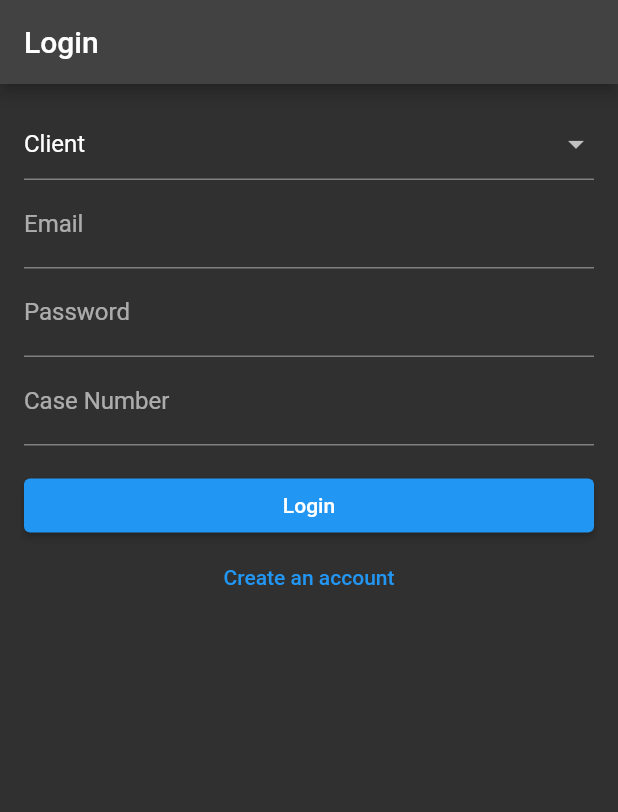
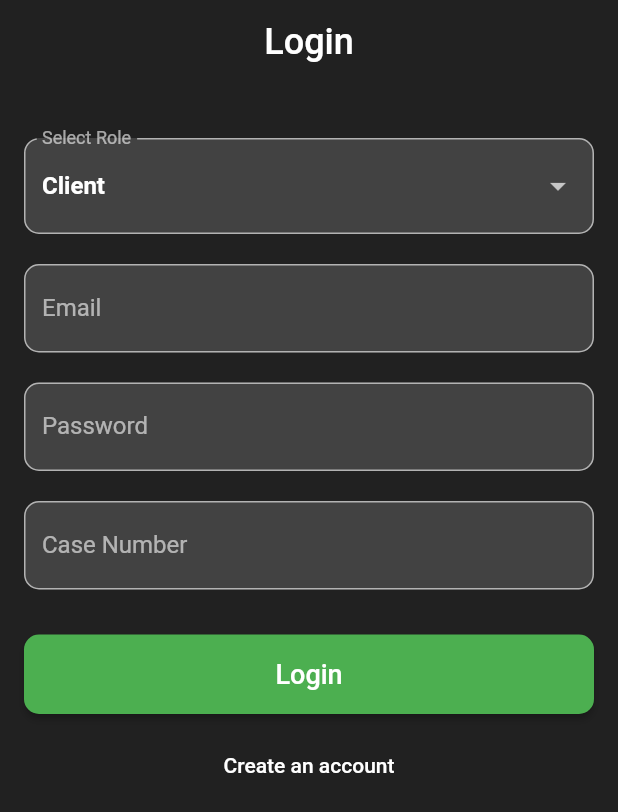
Before and after one commit to drowsy-coder/Nyaya-Sahaya, a Flutter app: the screen it shows after launch, on a phone screen of 412 x 824 dp. Shown: the top 812 px of the screen. Run offline on Flutter 3.47's test engine with Material 2 defaults, Android fonts, the phone set to English and light mode, and no system bars; our stand-ins replace cloud_firestore, firebase_auth, firebase_core, shared_preferences; accounts and stored records are empty.

Commit message:
new screen

```diff
--- a/lib/screens/login/login_page.dart
+++ b/lib/screens/login/login_page.dart
@@ -210,16 +210,26 @@ class _LoginPageState extends State<LoginPage> {
   @override
   Widget build(BuildContext context) {
     return Scaffold(
+      backgroundColor: Colors.grey[900], // Dark background color
       appBar: AppBar(
-        title: Text(_isLoginForm ? 'Login' : 'Create Account'),
+        backgroundColor: Colors.transparent, // Transparent app bar
+        elevation: 0, // No shadow
+        title: Text(
+          _isLoginForm ? 'Login' : 'Create Account',
+          style: const TextStyle(
+            color: Colors.white, // App bar text color
+            fontSize: 24,
+          ),
+        ),
+        centerTitle: true,
       ),
       body: SingleChildScrollView(
-        child: Container(
+        child: Padding(
           padding: const EdgeInsets.all(16.0),
           child: Column(
             crossAxisAlignment: CrossAxisAlignment.stretch,
             children: <Widget>[
-              // Role selection
+              const SizedBox(height: 20),
               DropdownButtonFormField<UserRole>(
                 value: _userRole,
                 onChanged: (UserRole? newValue) {
@@ -230,44 +240,96 @@ class _LoginPageState extends State<LoginPage> {
                 items: [
                   DropdownMenuItem(
                     value: UserRole.client,
-                    child: Text('Client'),
+                    child: Text('Client',
+                        style: TextStyle(
+                            color: Colors.white, fontWeight: FontWeight.w600)),
                   ),
                   DropdownMenuItem(
                     value: UserRole.lawyer,
-                    child: Text('Lawyer'),
+                    child: Text('Lawyer',
+                        style: TextStyle(
+                            color: Colors.white, fontWeight: FontWeight.w600)),
                   ),
                 ],
+                decoration: InputDecoration(
+                  filled: true,
+                  fillColor: Colors.grey[800],
+                  labelText: 'Select Role',
+                  border: OutlineInputBorder(
+                    // Input field border
+                    borderRadius: BorderRadius.circular(10.0),
+                  ),
+                ),
               ),
+              const SizedBox(height: 20),
               TextFormField(
                 controller: _emailController,
-                decoration: const InputDecoration(labelText: 'Email'),
+                style: const TextStyle(color: Colors.white),
+                decoration: InputDecoration(
+                  labelText: 'Email',
+                  filled: true,
+                  fillColor: Colors.grey[800],
+                  border: OutlineInputBorder(
+                    borderRadius: BorderRadius.circular(10.0),
+                  ),
+                ),
               ),
+              const SizedBox(height: 20),
               TextFormField(
                 controller: _passwordController,
-                decoration: const InputDecoration(labelText: 'Password'),
+                style: const TextStyle(color: Colors.white),
+                decoration: InputDecoration(
+                  labelText: 'Password',
+                  filled: true,
+                  fillColor: Colors.grey[800],
+                  border: OutlineInputBorder(
+                    borderRadius: BorderRadius.circular(10.0),
+                  ),
+                ),
                 obscureText: true,
               ),
-              if (_userRole == UserRole.lawyer)
-                TextFormField(
-                  controller: _identifierController,
-                  decoration: const InputDecoration(labelText: 'Bar Number'),
+              if (_userRole == UserRole.lawyer || _userRole == UserRole.client)
+                const SizedBox(height: 20), // Add spacing
+              TextFormField(
+                controller: _identifierController,
+                style: const TextStyle(color: Colors.white),
+                decoration: InputDecoration(
+                  labelText: _userRole == UserRole.lawyer
+                      ? 'Bar Number'
+                      : 'Case Number',
+                  filled: true,
+                  fillColor: Colors.grey[800],
+                  border: OutlineInputBorder(
+                    borderRadius: BorderRadius.circular(10.0),
+                  ),
                 ),
-              if (_userRole == UserRole.client)
-                TextFormField(
-                  controller: _identifierController,
-                  decoration: const InputDecoration(labelText: 'Case Number'),
-                ),
-              const SizedBox(height: 16.0),
+              ),
+              const SizedBox(height: 30),
               ElevatedButton(
                 onPressed: _submitForm,
-                child: Text(_isLoginForm ? 'Login' : 'Create Account'),
+                child: Text(
+                  _isLoginForm ? 'Login' : 'Create Account',
+                  style: const TextStyle(fontSize: 18),
+                ),
+                style: ElevatedButton.styleFrom(
+                  primary: Colors.green,
+                  padding: const EdgeInsets.all(16),
+                  shape: RoundedRectangleBorder(
+                    borderRadius: BorderRadius.circular(10),
+                  ),
+                ),
               ),
+              const SizedBox(height: 10),
               TextButton(
                 onPressed: _toggleFormMode,
-                child: Text(_isLoginForm
-                    ? 'Create an account'
-                    : 'Have an account? Sign in'),
+                child: Text(
+                  _isLoginForm
+                      ? 'Create an account'
+                      : 'Have an account? Sign in',
+                  style: const TextStyle(color: Colors.white),
+                ),
               ),
+              if (_isLoading) const SizedBox(height: 20),
               if (_isLoading) const CircularProgressIndicator(),
             ],
           ),
--- a/lib/screens/stakeholders/client_home.dart
+++ b/lib/screens/stakeholders/client_home.dart
@@ -6,9 +6,7 @@ class ClientHomePage extends StatelessWidget {
 
   @override
   Widget build(BuildContext context) {
-    return Container(
-      child: Scaffold(appBar: AppBar(title: const Text('Client Home Page')), body: LogoutButton(),),
-    );
+    return Scaffold(appBar: AppBar(title: const Text('Client Home Page')), body: LogoutButton(),);
 
   }
 }
--- a/lib/widgets/buttons/logout_button.dart
+++ b/lib/widgets/buttons/logout_button.dart
@@ -18,15 +18,15 @@ class LogoutButton extends StatelessWidget {
     prefs.remove('caseNumber');
     prefs.remove('isLoggedIn');
 
-  Navigator.pushReplacement(context, MaterialPageRoute(builder: (context) => const LoginPage()));
+    Navigator.pushReplacement(
+        context, MaterialPageRoute(builder: (context) => const LoginPage()));
   }
-
 
   @override
   Widget build(BuildContext context) {
     return ElevatedButton(
       onPressed: () => _logout(context),
-      child: Text('Logout'),
+      child: const Text('Logout'),
     );
   }
 }
```
Lines whose indentation alone changed are shown as unchanged.
